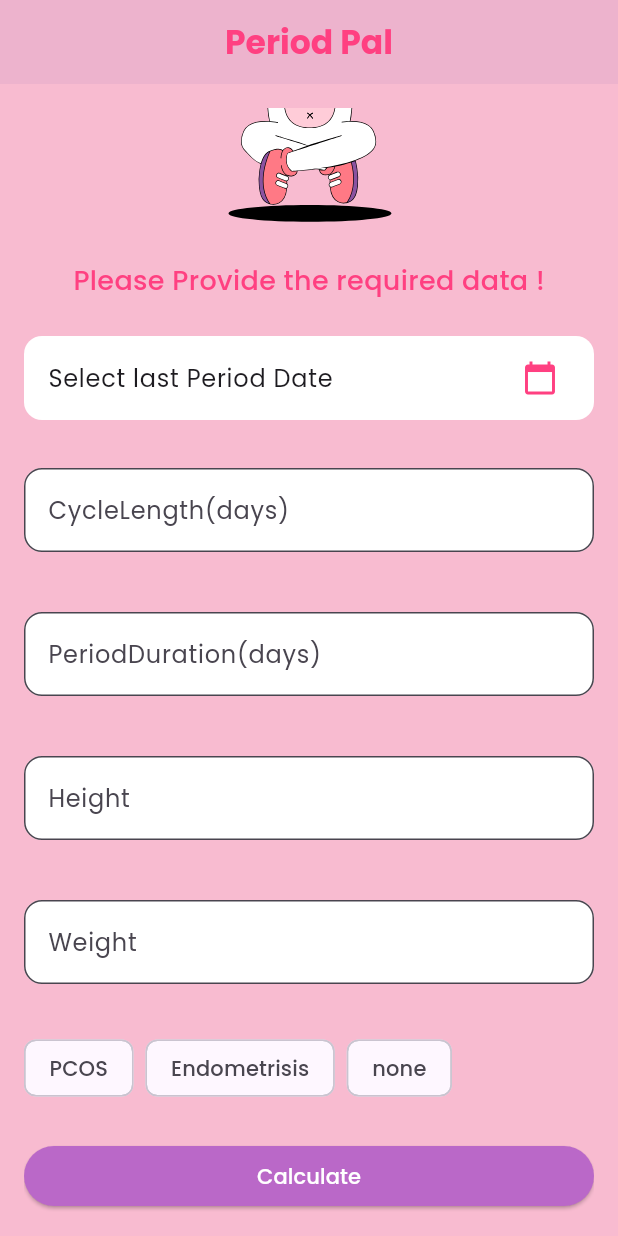
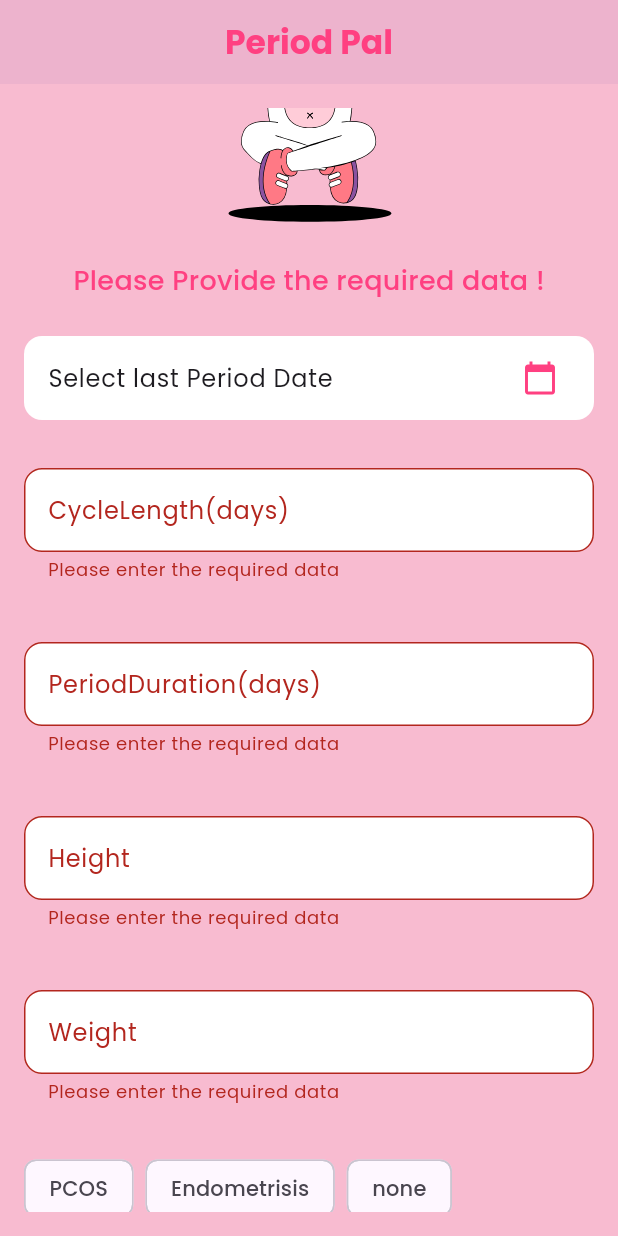
Before and after one commit to findmebyvinay/period_tracker_app, a Flutter app: the screen it shows after launch, scrolled down 122 dp, after a tap on "Calculate", on a phone screen of 412 x 824 dp. Run offline on Flutter 3.47's test engine with Material 3 defaults, Android fonts, the phone set to English and light mode, and no system bars; our stand-ins replace bloc, equatable, flutter_bloc, get, google_fonts, hive and 3 more; accounts and stored records are empty.

Commit message:
added hive

```diff
--- a/lib/bloc/period_bloc.dart
+++ b/lib/bloc/period_bloc.dart
@@ -3,9 +3,11 @@ import 'package:period_tracker_app/bloc/period_event.dart';
 import 'package:period_tracker_app/bloc/period_state.dart';
 import 'package:period_tracker_app/model/cycle_prediction.dart';
 import 'package:period_tracker_app/model/user_data.dart';
+import 'package:period_tracker_app/services/storage_service.dart';
 
 class PeriodBloc  extends Bloc<PeriodEvent,PeriodState>{
-  PeriodBloc():super(PeriodInitial()){
+  final StorageService _storageService;
+  PeriodBloc(this._storageService):super(PeriodInitial()){
 
    on<SubmitUserData> (_onSubmitUserData);
 
@@ -14,7 +16,9 @@ class PeriodBloc  extends Bloc<PeriodEvent,PeriodState>{
    emit(PeriodLoading());
    try{
         final userData= event.data;
+      //  final data = await _storageService.getCycleData();
         final prediction=_calculateCycle(userData);
+
         emit(PeriodLoaded(userData, prediction));
 
    }
--- a/lib/bloc/period_event.dart
+++ b/lib/bloc/period_event.dart
@@ -12,3 +12,10 @@ class SubmitUserData extends PeriodEvent{
 
   List<Object> get props=>[data];
 }
+
+class SavedUserData extends PeriodEvent{
+  final UserData userData;
+  SavedUserData(this.userData);
+
+  List<Object> get props=>[userData];
+}
--- a/lib/main.dart
+++ b/lib/main.dart
@@ -1,10 +1,14 @@
 import 'package:flutter/material.dart';
 import 'package:flutter_bloc/flutter_bloc.dart';
 import 'package:google_fonts/google_fonts.dart';
+import 'package:hive_flutter/hive_flutter.dart';
 import 'package:period_tracker_app/bloc/period_bloc.dart';
+import 'package:period_tracker_app/services/storage_service.dart';
 import 'package:period_tracker_app/splash/splash_screen.dart';
 
-void main() {
+void main()async {
+  await Hive.initFlutter();
+  await Hive.openBox('cycleBox');
   runApp(const MyApp());
 }
 
@@ -15,7 +19,9 @@ class MyApp extends StatelessWidget {
   @override
   Widget build(BuildContext context) {
     return BlocProvider(
-      create: (context) => PeriodBloc(),
+      create: (context) => PeriodBloc(
+        StorageService()
+      ),
       child: MaterialApp(
           title: 'Flutter Demo',
           debugShowCheckedModeBanner: false,
--- a/lib/model/user_data.dart
+++ b/lib/model/user_data.dart
@@ -3,9 +3,9 @@ class UserData{
   final DateTime lastPeriodStart;
   final int cycleLength;
   final int periodDuration;
-  final double weight;
-  final double height;
-  final List<String> healthIssue;
+  final double?weight;
+  final double?height;
+  final List<String>? healthIssue;
 
   UserData({
     required this.lastPeriodStart,
@@ -18,5 +18,9 @@ class UserData{
 
   );
 
+  get toJson => null;
+
+  static fromJson(data) {}
+
 
 }
--- /dev/null
+++ b/lib/services/storage_service.dart
@@ -0,0 +1,15 @@
+import 'package:hive/hive.dart';
+import 'package:period_tracker_app/model/user_data.dart';
+
+class StorageService{
+ final Box _cycleBox =Hive.box('cycleBox');
+
+ Future<void> saveCycleData(UserData data)async{
+  await _cycleBox.put('cycleData', data.toJson);
+ }
+ Future<UserData?> getCycleData()async{
+  final data = _cycleBox.get('cycleData');
+  return data !=null? UserData.fromJson(data):null;
+ }
+
+}
--- a/lib/view/user_input_screen.dart
+++ b/lib/view/user_input_screen.dart
@@ -46,7 +46,7 @@ void _submitData() {
       context.read<PeriodBloc>().add(SubmitUserData(userData));
       Navigator.push(context, MaterialPageRoute(builder: (_) => const DashboardScreen()));
     }
-    else if (_formKey.currentState?.validate()==null&& _lastPeriod==null){
+    else if (_formKey.currentState?.validate()==true){
       showDialog(
         context: context,
          builder: (BuildContext context){
@@ -153,6 +153,14 @@ Widget _buildTextField(String label,Function(String) onSaved){
       ),
     ),
     keyboardType: TextInputType.number,
+    validator:(value){
+      if(value!.isEmpty){
+        return 'Please enter the required data';
+      }
+      else{
+        return null;
+      }
+    },
     onChanged: (val)=>onSaved(val),
   ),);
 }
--- a/pubspec.yaml
+++ b/pubspec.yaml
@@ -44,6 +44,8 @@ dependencies:
   lottie: ^3.2.0
   get: ^4.7.2
   table_calendar: ^3.2.0
+  hive: ^2.2.3
+  hive_flutter: ^1.1.0
 
 dev_dependencies:
   flutter_test:
```
Also changed, not shown: pubspec.lock.
